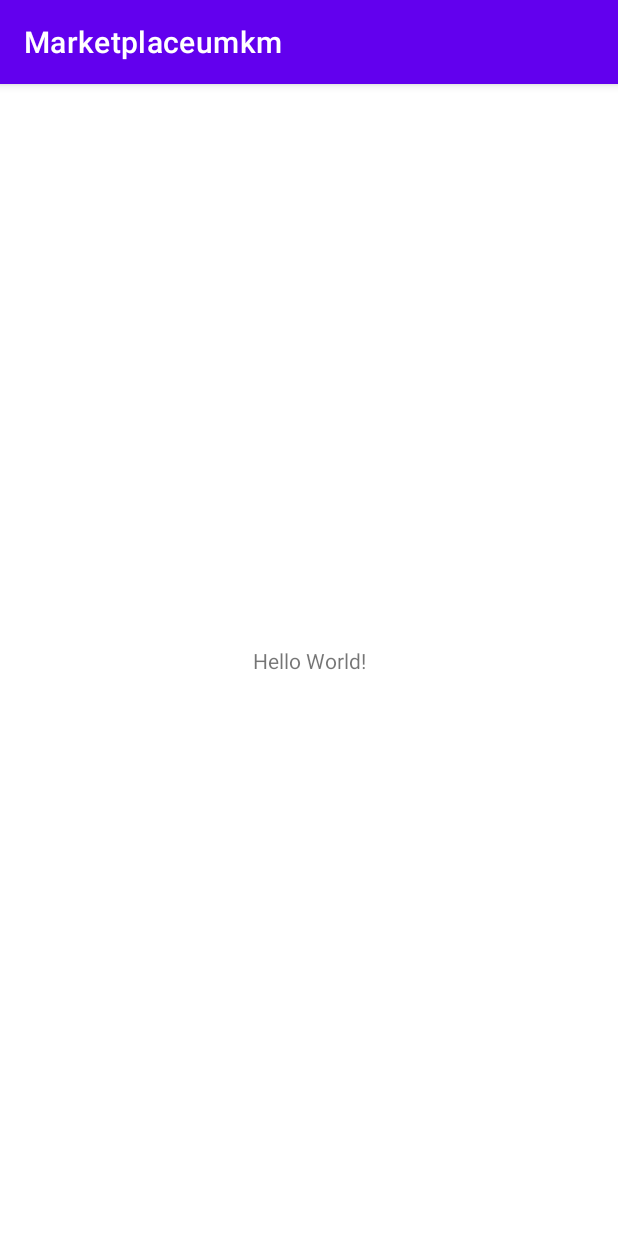
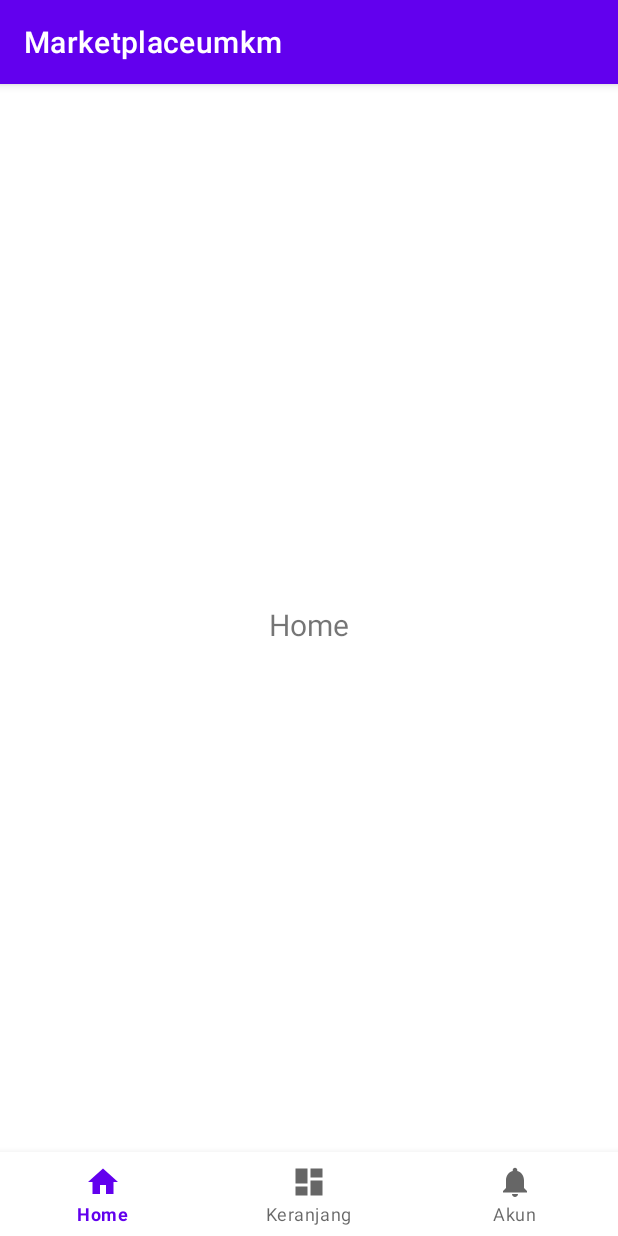
Before and after one commit to AgassiPutra/marketplaceumkm, an Android app: the screen it shows after launch (MainActivity), on a phone screen of 412 x 824 dp. Run offline under Robolectric (Android 15) with nearby library versions, the phone set to English and light mode, and no system bars.

Commit message:
Penambahan Fragment Home , Akun , Keranjang

```diff
--- a/app/src/main/java/com/example/marketplaceumkm/MainActivity.kt
+++ b/app/src/main/java/com/example/marketplaceumkm/MainActivity.kt
@@ -2,10 +2,65 @@ package com.example.marketplaceumkm
 
 import androidx.appcompat.app.AppCompatActivity
 import android.os.Bundle
+import android.util.Log
+import android.view.Menu
+import android.view.MenuItem
+import androidx.fragment.app.Fragment
+import androidx.fragment.app.FragmentManager
+import com.example.marketplaceumkm.fragment.AkunFragment
+import com.example.marketplaceumkm.fragment.HomeFragment
+import com.example.marketplaceumkm.fragment.KeranjangFragment
+import com.google.android.material.bottomnavigation.BottomNavigationView
 
 class MainActivity : AppCompatActivity() {
+
+    private val fragmentHome: Fragment = HomeFragment()
+    private val fragmentAkun: Fragment = AkunFragment()
+    private val fragmentKeranjang: Fragment = KeranjangFragment()
+    private val fm: FragmentManager = supportFragmentManager
+    private var active: Fragment = fragmentHome
+
+    private lateinit var  menu: Menu
+    private lateinit var menuItem: MenuItem
+    private lateinit var bottomNavigationView: BottomNavigationView
+
     override fun onCreate(savedInstanceState: Bundle?) {
         super.onCreate(savedInstanceState)
         setContentView(R.layout.activity_main)
+        setUpBottomNav()
+    }
+
+    fun setUpBottomNav(){
+        fm.beginTransaction().add(R.id.container, fragmentHome).show(fragmentHome).commit()
+        fm.beginTransaction().add(R.id.container, fragmentAkun).hide(fragmentAkun).commit()
+        fm.beginTransaction().add(R.id.container, fragmentKeranjang).hide(fragmentKeranjang).commit()
+
+        bottomNavigationView = findViewById(R.id.nav_view)
+        menu = bottomNavigationView.menu
+        menuItem = menu.getItem(0)
+        menuItem.isChecked = true
+
+        bottomNavigationView.setOnNavigationItemReselectedListener { item ->
+
+            when(item.itemId){
+                R.id.navigation_home ->{
+                    callFragment(0, fragmentHome)
+                }
+                R.id.navigation_keranjang ->{
+                    callFragment(1, fragmentKeranjang)
+                }
+                R.id.navigation_akun ->{
+                    callFragment(2, fragmentAkun)
+                }
+            }
+        }
+    }
+
+    fun callFragment(int: Int, fragment: Fragment){
+        Log.d("Response","Akun")
+        menuItem = menu.getItem(int)
+        menuItem.isChecked = true
+        fm.beginTransaction().hide(active).show(fragment).commit()
+        active = fragment
     }
 }
--- /dev/null
+++ b/app/src/main/java/com/example/marketplaceumkm/fragment/AkunFragment.kt
@@ -0,0 +1,60 @@
+package com.example.marketplaceumkm.fragment
+
+import android.os.Bundle
+import androidx.fragment.app.Fragment
+import android.view.LayoutInflater
+import android.view.View
+import android.view.ViewGroup
+import com.example.marketplaceumkm.R
+
+// TODO: Rename parameter arguments, choose names that match
+// the fragment initialization parameters, e.g. ARG_ITEM_NUMBER
+private const val ARG_PARAM1 = "param1"
+private const val ARG_PARAM2 = "param2"
+
+/**
+ * A simple [Fragment] subclass.
+ * Use the [HomeFragment.newInstance] factory method to
+ * create an instance of this fragment.
+ */
+class AkunFragment : Fragment() {
+    // TODO: Rename and change types of parameters
+    private var param1: String? = null
+    private var param2: String? = null
+
+    override fun onCreate(savedInstanceState: Bundle?) {
+        super.onCreate(savedInstanceState)
+        arguments?.let {
+            param1 = it.getString(ARG_PARAM1)
+            param2 = it.getString(ARG_PARAM2)
+        }
+    }
+
+    override fun onCreateView(
+        inflater: LayoutInflater, container: ViewGroup?,
+        savedInstanceState: Bundle?
+    ): View? {
+        // Inflate the layout for this fragment
+        return inflater.inflate(R.layout.fragment_akun, container, false)
+    }
+
+    companion object {
+        /**
+         * Use this factory method to create a new instance of
+         * this fragment using the provided parameters.
+         *
+         * @param param1 Parameter 1.
+         * @param param2 Parameter 2.
+         * @return A new instance of fragment HomeFragment.
+         */
+        // TODO: Rename and change types and number of parameters
+        @JvmStatic
+        fun newInstance(param1: String, param2: String) =
+            HomeFragment().apply {
+                arguments = Bundle().apply {
+                    putString(ARG_PARAM1, param1)
+                    putString(ARG_PARAM2, param2)
+                }
+            }
+    }
+}
--- /dev/null
+++ b/app/src/main/java/com/example/marketplaceumkm/fragment/HomeFragment.kt
@@ -0,0 +1,60 @@
+package com.example.marketplaceumkm.fragment
+
+import android.os.Bundle
+import androidx.fragment.app.Fragment
+import android.view.LayoutInflater
+import android.view.View
+import android.view.ViewGroup
+import com.example.marketplaceumkm.R
+
+// TODO: Rename parameter arguments, choose names that match
+// the fragment initialization parameters, e.g. ARG_ITEM_NUMBER
+private const val ARG_PARAM1 = "param1"
+private const val ARG_PARAM2 = "param2"
+
+/**
+ * A simple [Fragment] subclass.
+ * Use the [HomeFragment.newInstance] factory method to
+ * create an instance of this fragment.
+ */
+class HomeFragment : Fragment() {
+    // TODO: Rename and change types of parameters
+    private var param1: String? = null
+    private var param2: String? = null
+
+    override fun onCreate(savedInstanceState: Bundle?) {
+        super.onCreate(savedInstanceState)
+        arguments?.let {
+            param1 = it.getString(ARG_PARAM1)
+            param2 = it.getString(ARG_PARAM2)
+        }
+    }
+
+    override fun onCreateView(
+        inflater: LayoutInflater, container: ViewGroup?,
+        savedInstanceState: Bundle?
+    ): View? {
+        // Inflate the layout for this fragment
+        return inflater.inflate(R.layout.fragment_home, container, false)
+    }
+
+    companion object {
+        /**
+         * Use this factory method to create a new instance of
+         * this fragment using the provided parameters.
+         *
+         * @param param1 Parameter 1.
+         * @param param2 Parameter 2.
+         * @return A new instance of fragment HomeFragment.
+         */
+        // TODO: Rename and change types and number of parameters
+        @JvmStatic
+        fun newInstance(param1: String, param2: String) =
+            HomeFragment().apply {
+                arguments = Bundle().apply {
+                    putString(ARG_PARAM1, param1)
+                    putString(ARG_PARAM2, param2)
+                }
+            }
+    }
+}
--- /dev/null
+++ b/app/src/main/java/com/example/marketplaceumkm/fragment/KeranjangFragment.kt
@@ -0,0 +1,60 @@
+package com.example.marketplaceumkm.fragment
+
+import android.os.Bundle
+import androidx.fragment.app.Fragment
+import android.view.LayoutInflater
+import android.view.View
+import android.view.ViewGroup
+import com.example.marketplaceumkm.R
+
+// TODO: Rename parameter arguments, choose names that match
+// the fragment initialization parameters, e.g. ARG_ITEM_NUMBER
+private const val ARG_PARAM1 = "param1"
+private const val ARG_PARAM2 = "param2"
+
+/**
+ * A simple [Fragment] subclass.
+ * Use the [HomeFragment.newInstance] factory method to
+ * create an instance of this fragment.
+ */
+class KeranjangFragment : Fragment() {
+    // TODO: Rename and change types of parameters
+    private var param1: String? = null
+    private var param2: String? = null
+
+    override fun onCreate(savedInstanceState: Bundle?) {
+        super.onCreate(savedInstanceState)
+        arguments?.let {
+            param1 = it.getString(ARG_PARAM1)
+            param2 = it.getString(ARG_PARAM2)
+        }
+    }
+
+    override fun onCreateView(
+        inflater: LayoutInflater, container: ViewGroup?,
+        savedInstanceState: Bundle?
+    ): View? {
+        // Inflate the layout for this fragment
+        return inflater.inflate(R.layout.fragment_keranjang, container, false)
+    }
+
+    companion object {
+        /**
+         * Use this factory method to create a new instance of
+         * this fragment using the provided parameters.
+         *
+         * @param param1 Parameter 1.
+         * @param param2 Parameter 2.
+         * @return A new instance of fragment HomeFragment.
+         */
+        // TODO: Rename and change types and number of parameters
+        @JvmStatic
+        fun newInstance(param1: String, param2: String) =
+            HomeFragment().apply {
+                arguments = Bundle().apply {
+                    putString(ARG_PARAM1, param1)
+                    putString(ARG_PARAM2, param2)
+                }
+            }
+    }
+}
--- /dev/null
+++ b/app/src/main/res/drawable/ic_dashboard_black_24dp.xml
@@ -0,0 +1,9 @@
+<vector xmlns:android="http://schemas.android.com/apk/res/android"
+    android:width="24dp"
+    android:height="24dp"
+    android:viewportWidth="24.0"
+    android:viewportHeight="24.0">
+    <path
+        android:fillColor="#FF000000"
+        android:pathData="M3,13h8L11,3L3,3v10zM3,21h8v-6L3,15v6zM13,21h8L21,11h-8v10zM13,3v6h8L21,3h-8z" />
+</vector>
--- /dev/null
+++ b/app/src/main/res/drawable/ic_home_black_24dp.xml
@@ -0,0 +1,9 @@
+<vector xmlns:android="http://schemas.android.com/apk/res/android"
+    android:width="24dp"
+    android:height="24dp"
+    android:viewportWidth="24.0"
+    android:viewportHeight="24.0">
+    <path
+        android:fillColor="#FF000000"
+        android:pathData="M10,20v-6h4v6h5v-8h3L12,3 2,12h3v8z" />
+</vector>
--- /dev/null
+++ b/app/src/main/res/drawable/ic_notifications_black_24dp.xml
@@ -0,0 +1,9 @@
+<vector xmlns:android="http://schemas.android.com/apk/res/android"
+    android:width="24dp"
+    android:height="24dp"
+    android:viewportWidth="24.0"
+    android:viewportHeight="24.0">
+    <path
+        android:fillColor="#FF000000"
+        android:pathData="M12,22c1.1,0 2,-0.9 2,-2h-4c0,1.1 0.89,2 2,2zM18,16v-5c0,-3.07 -1.64,-5.64 -4.5,-6.32L13.5,4c0,-0.83 -0.67,-1.5 -1.5,-1.5s-1.5,0.67 -1.5,1.5v0.68C7.63,5.36 6,7.92 6,11v5l-2,2v1h16v-1l-2,-2z" />
+</vector>
--- a/app/src/main/res/layout/activity_main.xml
+++ b/app/src/main/res/layout/activity_main.xml
@@ -1,18 +1,24 @@
 <?xml version="1.0" encoding="utf-8"?>
-<androidx.constraintlayout.widget.ConstraintLayout xmlns:android="http://schemas.android.com/apk/res/android"
+<RelativeLayout xmlns:android="http://schemas.android.com/apk/res/android"
     xmlns:app="http://schemas.android.com/apk/res-auto"
     xmlns:tools="http://schemas.android.com/tools"
     android:layout_width="match_parent"
     android:layout_height="match_parent"
     tools:context=".MainActivity">
 
-    <TextView
-        android:layout_width="wrap_content"
+    <FrameLayout
+        android:id="@+id/container"
+        android:name="androidx.navigation.fragment.NavHostFragment"
+        android:layout_width="match_parent"
+        android:layout_height="match_parent"
+        android:layout_above="@+id/nav_view"/>
+
+    <com.google.android.material.bottomnavigation.BottomNavigationView
+        android:id="@+id/nav_view"
+        android:layout_width="match_parent"
         android:layout_height="wrap_content"
-        android:text="Hello World!"
-        app:layout_constraintBottom_toBottomOf="parent"
-        app:layout_constraintLeft_toLeftOf="parent"
-        app:layout_constraintRight_toRightOf="parent"
-        app:layout_constraintTop_toTopOf="parent" />
+        android:background="?android:attr/windowBackground"
+        app:menu="@menu/bottom_nav_menu"
+        android:layout_alignParentBottom="true"/>
 
-</androidx.constraintlayout.widget.ConstraintLayout>
+</RelativeLayout>
--- /dev/null
+++ b/app/src/main/res/layout/fragment_home.xml
@@ -0,0 +1,22 @@
+<?xml version="1.0" encoding="utf-8"?>
+<androidx.constraintlayout.widget.ConstraintLayout xmlns:android="http://schemas.android.com/apk/res/android"
+    xmlns:app="http://schemas.android.com/apk/res-auto"
+    xmlns:tools="http://schemas.android.com/tools"
+    android:layout_width="match_parent"
+    android:layout_height="match_parent">
+
+    <TextView
+        android:id="@+id/text_home"
+        android:layout_width="match_parent"
+        android:layout_height="wrap_content"
+        android:layout_marginStart="8dp"
+        android:layout_marginTop="8dp"
+        android:layout_marginEnd="8dp"
+        android:textAlignment="center"
+        android:textSize="20sp"
+        android:text="Home"
+        app:layout_constraintBottom_toBottomOf="parent"
+        app:layout_constraintEnd_toEndOf="parent"
+        app:layout_constraintStart_toStartOf="parent"
+        app:layout_constraintTop_toTopOf="parent" />
+</androidx.constraintlayout.widget.ConstraintLayout>
--- /dev/null
+++ b/app/src/main/res/menu/bottom_nav_menu.xml
@@ -0,0 +1,19 @@
+<?xml version="1.0" encoding="utf-8"?>
+<menu xmlns:android="http://schemas.android.com/apk/res/android">
+
+    <item
+        android:id="@+id/navigation_home"
+        android:icon="@drawable/ic_home_black_24dp"
+        android:title="@string/title_home" />
+
+    <item
+        android:id="@+id/navigation_keranjang"
+        android:icon="@drawable/ic_dashboard_black_24dp"
+        android:title="Keranjang" />
+
+    <item
+        android:id="@+id/navigation_akun"
+        android:icon="@drawable/ic_notifications_black_24dp"
+        android:title="Akun" />
+
+</menu>
--- /dev/null
+++ b/app/src/main/res/values/dimens.xml
@@ -0,0 +1,5 @@
+<resources>
+    <!-- Default screen margins, per the Android Design guidelines. -->
+    <dimen name="activity_horizontal_margin">16dp</dimen>
+    <dimen name="activity_vertical_margin">16dp</dimen>
+</resources>
--- a/app/src/main/res/values/strings.xml
+++ b/app/src/main/res/values/strings.xml
@@ -1,3 +1,9 @@
 <resources>
     <string name="app_name">Marketplaceumkm</string>
+    <string name="title_activity_main">MainActivity</string>
+    <string name="title_home">Home</string>
+    <string name="title_dashboard">Dashboard</string>
+    <string name="title_notifications">Notifications</string>
+    <!-- TODO: Remove or change this placeholder text -->
+    <string name="hello_blank_fragment">Hello blank fragment</string>
 </resources>
```
Also changed, not shown: app/build.gradle (+11 -0 lines), app/src/main/res/layout/activity_main2.xml (added, +33 -0 lines), app/src/main/res/layout/fragment_akun.xml (added, +22 -0 lines), app/src/main/res/layout/fragment_keranjang.xml (added, +23 -0 lines), app/src/main/res/navigation/mobile_navigation.xml (added, +25 -0 lines).
